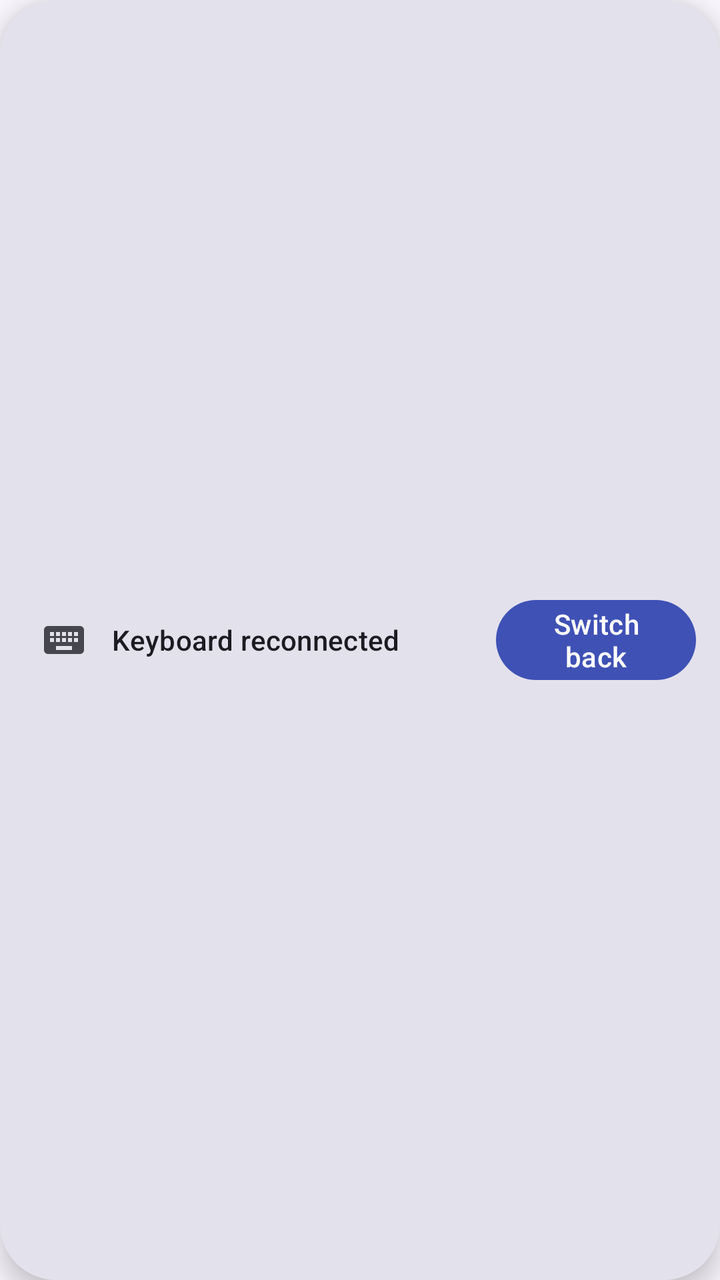
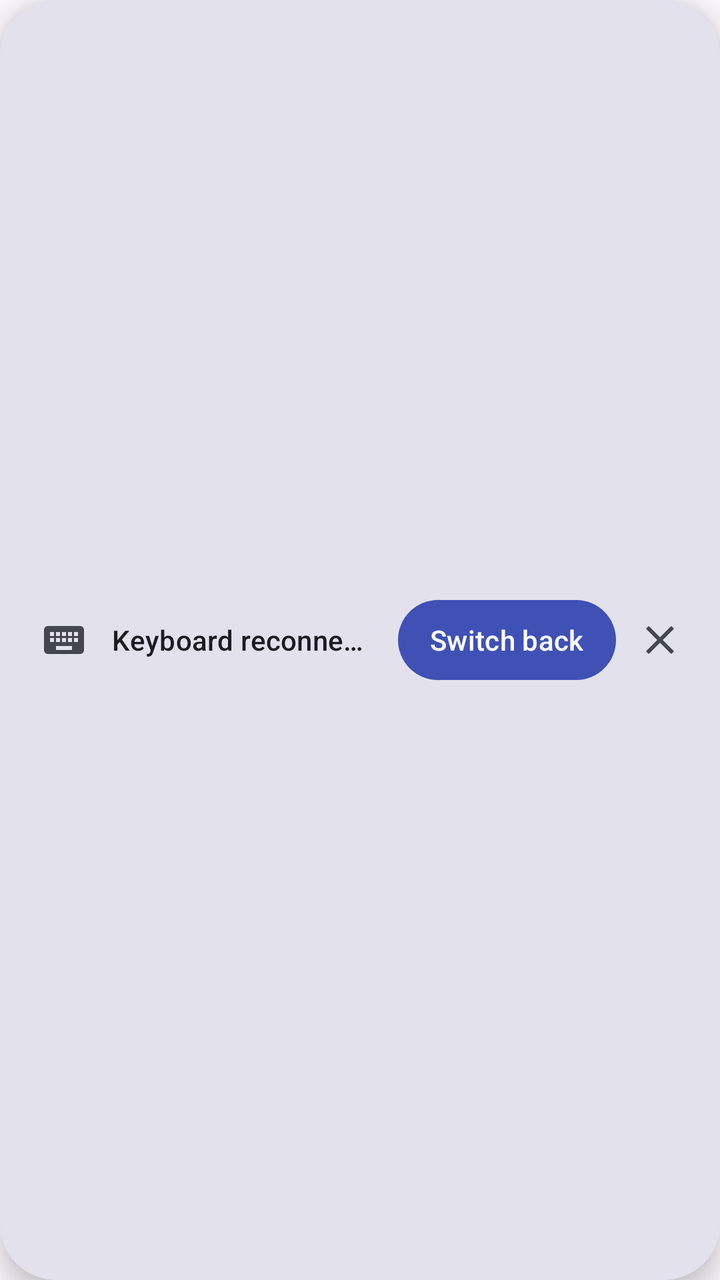

Compare the two renders of this Android layout. The source of the first and the diff that turns it into the second are given below.
<!-- AndroidManifest.xml: application theme Theme.AltShift -->
<!-- res/layout/view_keyboard_prompt.xml -->
<?xml version="1.0" encoding="utf-8"?>
<LinearLayout xmlns:android="http://schemas.android.com/apk/res/android"
    xmlns:app="http://schemas.android.com/apk/res-auto"
    android:layout_width="wrap_content"
    android:layout_height="wrap_content"
    android:minWidth="420dp"
    android:background="@drawable/bg_prompt_pill"
    android:elevation="8dp"
    android:gravity="center_vertical"
    android:orientation="horizontal"
    android:paddingStart="20dp"
    android:paddingTop="10dp"
    android:paddingEnd="12dp"
    android:paddingBottom="10dp">

    <ImageView
        android:id="@+id/promptIcon"
        android:layout_width="24dp"
        android:layout_height="24dp"
        android:importantForAccessibility="no"
        android:src="@drawable/ic_notification_keyboard"
        app:tint="?attr/colorOnSurfaceVariant" />

    <TextView
        android:id="@+id/promptText"
        android:layout_width="wrap_content"
        android:layout_height="wrap_content"
        android:layout_marginStart="12dp"
        android:maxLines="1"
        android:minWidth="180dp"
        android:text="@string/prompt_keyboard_reconnected"
        android:textAppearance="?attr/textAppearanceTitleSmall"
        android:textColor="?attr/colorOnSurface" />

    <TextView
        android:id="@+id/promptAction"
        android:layout_width="wrap_content"
        android:layout_height="wrap_content"
        android:layout_marginStart="12dp"
        android:background="@drawable/bg_prompt_action"
        android:clickable="true"
        android:focusable="true"
        android:gravity="center"
        android:minHeight="40dp"
        android:paddingStart="16dp"
        android:paddingEnd="16dp"
        android:text="@string/notification_switch_back"
        android:textAppearance="?attr/textAppearanceLabelLarge"
        android:textColor="?attr/colorOnPrimary" />

    <ImageButton
        android:id="@+id/promptClose"
        android:layout_width="36dp"
        android:layout_height="36dp"
        android:layout_marginStart="4dp"
        android:background="?attr/selectableItemBackgroundBorderless"
        android:contentDescription="@string/prompt_dismiss"
        android:padding="8dp"
        android:src="@drawable/ic_close"
        app:tint="?attr/colorOnSurfaceVariant" />

</LinearLayout>
<!-- resources referenced by this layout -->
<resources>
  <!-- drawable bg_prompt_action (drawable) -->
  <?xml version="1.0" encoding="utf-8"?>
  <ripple xmlns:android="http://schemas.android.com/apk/res/android"
      android:color="?attr/colorControlHighlight">
      <item>
          <shape android:shape="rectangle">
              <solid android:color="?attr/colorPrimary" />
              <corners android:radius="20dp" />
          </shape>
      </item>
  </ripple>
  <!-- drawable bg_prompt_pill (drawable) -->
  <?xml version="1.0" encoding="utf-8"?>
  <shape xmlns:android="http://schemas.android.com/apk/res/android"
      android:shape="rectangle">
      <solid android:color="?attr/colorSurfaceVariant" />
      <corners android:radius="28dp" />
  </shape>
  <!-- drawable ic_close (drawable) -->
  <?xml version="1.0" encoding="utf-8"?>
  <vector xmlns:android="http://schemas.android.com/apk/res/android"
      android:width="24dp"
      android:height="24dp"
      android:viewportWidth="24"
      android:viewportHeight="24">
      <path
          android:fillColor="@android:color/white"
          android:pathData="M19,6.41L17.59,5 12,10.59 6.41,5 5,6.41 10.59,12 5,17.59 6.41,19 12,13.41 17.59,19 19,17.59 13.41,12z" />
  </vector>
  <!-- drawable ic_notification_keyboard (drawable) -->
  <?xml version="1.0" encoding="utf-8"?>
  <vector xmlns:android="http://schemas.android.com/apk/res/android"
      android:width="24dp"
      android:height="24dp"
      android:viewportWidth="24"
      android:viewportHeight="24">
      <path
          android:fillColor="@android:color/white"
          android:pathData="M20,5H4C2.9,5 2,5.9 2,7v10c0,1.1 0.9,2 2,2h16c1.1,0 2,-0.9 2,-2V7c0,-1.1 -0.9,-2 -2,-2zM11,8h2v2h-2V8zM11,11h2v2h-2v-2zM8,8h2v2H8V8zM8,11h2v2H8v-2zM7,13H5v-2h2v2zM7,10H5V8h2v2zM16,17H8v-2h8v2zM16,13h-2v-2h2v2zM16,10h-2V8h2v2zM19,13h-2v-2h2v2zM19,10h-2V8h2v2z" />
  </vector>
  <string name="notification_switch_back">Switch back</string>
  <string name="prompt_dismiss">Dismiss</string>
  <string name="prompt_keyboard_reconnected">Keyboard reconnected</string>
  <color name="brand_primary">#3F51B5</color>
  <color name="brand_on_primary">#FFFFFF</color>
  <color name="brand_primary_container">#DEE0FF</color>
  <color name="brand_on_primary_container">#00105C</color>
  <color name="brand_secondary">#5B5D72</color>
  <color name="brand_on_secondary">#FFFFFF</color>
  <color name="brand_secondary_container">#E0E1F9</color>
  <color name="brand_on_secondary_container">#181A2C</color>
  <color name="brand_surface">#FBF8FF</color>
  <color name="brand_on_surface">#1B1B21</color>
  <color name="brand_surface_variant">#E3E1EC</color>
  <color name="brand_on_surface_variant">#46464F</color>
  <color name="brand_outline">#777680</color>
  <color name="brand_error">#BA1A1A</color>
  <color name="brand_on_error">#FFFFFF</color>
  <!-- unchanged entries left out for length: 1 -->
</resources>

<!-- the commit's change to res/layout/view_keyboard_prompt.xml (unified diff, before → after) -->
@@ -3,7 +3,7 @@
     xmlns:app="http://schemas.android.com/apk/res-auto"
     android:layout_width="wrap_content"
     android:layout_height="wrap_content"
-    android:minWidth="420dp"
+    android:minWidth="@dimen/prompt_min_width"
     android:background="@drawable/bg_prompt_pill"
     android:elevation="8dp"
     android:gravity="center_vertical"
@@ -23,11 +23,12 @@
 
     <TextView
         android:id="@+id/promptText"
-        android:layout_width="wrap_content"
+        android:layout_width="0dp"
         android:layout_height="wrap_content"
         android:layout_marginStart="12dp"
+        android:layout_weight="1"
+        android:ellipsize="end"
         android:maxLines="1"
-        android:minWidth="180dp"
         android:text="@string/prompt_keyboard_reconnected"
         android:textAppearance="?attr/textAppearanceTitleSmall"
         android:textColor="?attr/colorOnSurface" />
<!-- resource entries referenced after the edit -->
@@ -1,5 +1,6 @@
 <!-- resources referenced by this layout -->
 <resources>
+  <dimen name="prompt_min_width">0dp</dimen>
   <!-- drawable bg_prompt_action (drawable) -->
   <?xml version="1.0" encoding="utf-8"?>
   <ripple xmlns:android="http://schemas.android.com/apk/res/android"
